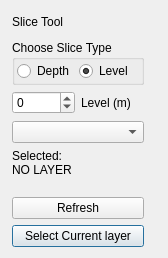
First picture: the form in GeoAtlasQGIS/forms/Slice_dialoge.ui, repository Geo-dk/GeoAtlasQGIS, before the edit.
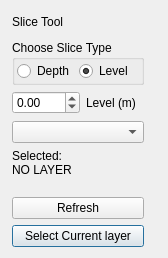
Second picture: the form after the edit.

Commit message: doubles on slice tool level

What changed in the file:
```diff
--- a/GeoAtlasQGIS/forms/Slice_dialoge.ui
+++ b/GeoAtlasQGIS/forms/Slice_dialoge.ui
@@ -159,12 +159,12 @@
             <item>
              <layout class="QHBoxLayout" name="horizontalLayout_2">
               <item>
-               <widget class="QSpinBox" name="depthNumber">
+               <widget class="QDoubleSpinBox" name="depthNumber">
                 <property name="minimum">
-                 <number>-200</number>
+                 <double>-200.000000000000000</double>
                 </property>
                 <property name="maximum">
-                 <number>200</number>
+                 <double>200.000000000000000</double>
                 </property>
                </widget>
               </item>
```
